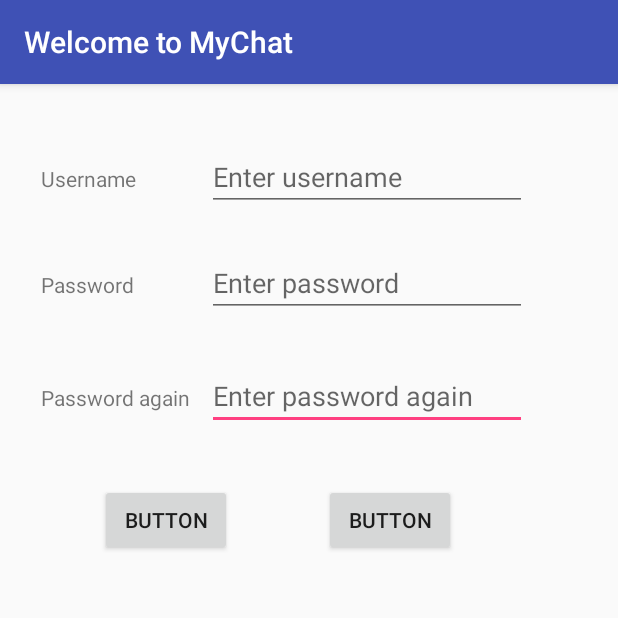
After one commit to shenaikabilova/AndroidChat, an Android app: the UserSettings screen opened directly, with no data from a screen before it, on a phone screen of 412 x 824 dp, the top half of it. The commit adds this screen. Run offline under Robolectric (Android 15) with nearby library versions, the phone set to English and light mode, and no system bars.

```diff
--- a/MyChat/app/src/main/AndroidManifest.xml
+++ b/MyChat/app/src/main/AndroidManifest.xml
@@ -19,7 +19,8 @@
         </activity>
         <activity android:name="com.kabilova.client.RegistrationActivity" />
         <activity android:name=".FriendList" />
-        <activity android:name=".ChatRoom"></activity>
+        <activity android:name=".ChatRoom" />
+        <activity android:name=".UserSettings"></activity>
     </application>
 
 </manifest>
--- a/MyChat/app/src/main/java/com/kabilova/mychat/User.java
+++ b/MyChat/app/src/main/java/com/kabilova/model/User.java
@@ -1,4 +1,4 @@
-package com.kabilova.mychat;
+package com.kabilova.model;
 
 /**
  * Created by ShenaiKabilova.
--- /dev/null
+++ b/MyChat/app/src/main/java/com/kabilova/mychat/UserSettings.java
@@ -0,0 +1,13 @@
+package com.kabilova.mychat;
+
+import android.support.v7.app.AppCompatActivity;
+import android.os.Bundle;
+
+public class UserSettings extends AppCompatActivity {
+
+    @Override
+    protected void onCreate(Bundle savedInstanceState) {
+        super.onCreate(savedInstanceState);
+        setContentView(R.layout.activity_user_settings);
+    }
+}
--- /dev/null
+++ b/MyChat/app/src/main/res/layout/activity_user_settings.xml
@@ -0,0 +1,95 @@
+<?xml version="1.0" encoding="utf-8"?>
+<RelativeLayout xmlns:android="http://schemas.android.com/apk/res/android"
+    xmlns:tools="http://schemas.android.com/tools"
+    android:id="@+id/activity_user_settings"
+    android:layout_width="match_parent"
+    android:layout_height="match_parent"
+    android:paddingBottom="@dimen/activity_vertical_margin"
+    android:paddingLeft="@dimen/activity_horizontal_margin"
+    android:paddingRight="@dimen/activity_horizontal_margin"
+    android:paddingTop="@dimen/activity_vertical_margin"
+    tools:context="com.kabilova.mychat.UserSettings">
+
+    <TextView
+        android:text="@string/textViewUsername"
+        android:layout_width="wrap_content"
+        android:layout_height="wrap_content"
+        android:layout_alignParentTop="true"
+        android:layout_alignParentStart="true"
+        android:layout_marginStart="11dp"
+        android:layout_marginTop="37dp"
+        android:id="@+id/textView" />
+
+    <TextView
+        android:text="@string/textViewPassword"
+        android:layout_width="wrap_content"
+        android:layout_height="wrap_content"
+        android:layout_marginTop="51dp"
+        android:id="@+id/textView2"
+        android:layout_below="@+id/textView"
+        android:layout_alignStart="@+id/textView" />
+
+    <EditText
+        android:layout_width="wrap_content"
+        android:layout_height="wrap_content"
+        android:inputType="textPassword"
+        android:ems="10"
+        android:layout_below="@+id/editTextPass1"
+        android:layout_toEndOf="@+id/textView3"
+        android:layout_marginStart="11dp"
+        android:layout_marginTop="30dp"
+        android:id="@+id/editTextPass2"
+        android:hint="@string/hintPass2" />
+
+    <EditText
+        android:layout_width="wrap_content"
+        android:layout_height="wrap_content"
+        android:inputType="textPassword"
+        android:ems="10"
+        android:id="@+id/editTextPass1"
+        android:layout_alignBaseline="@+id/textView2"
+        android:layout_alignBottom="@+id/textView2"
+        android:layout_alignStart="@+id/editTextPass2"
+        android:hint="@string/hintPass1" />
+
+    <EditText
+        android:layout_width="wrap_content"
+        android:layout_height="wrap_content"
+        android:inputType="textPersonName"
+        android:ems="10"
+        android:id="@+id/editTextUsername"
+        android:layout_alignBaseline="@+id/textView"
+        android:layout_alignBottom="@+id/textView"
+        android:layout_alignStart="@+id/editTextPass1"
+        android:hint="@string/hintEnterUsername" />
+
+    <Button
+        android:text="Button"
+        android:layout_width="wrap_content"
+        android:layout_height="wrap_content"
+        android:layout_alignTop="@+id/buttonUpdate"
+        android:layout_alignEnd="@+id/editTextPass2"
+        android:layout_marginEnd="47dp"
+        android:id="@+id/buttonDelete"
+        tools:text="@string/buttonDeleteUser" />
+
+    <Button
+        android:text="Button"
+        android:layout_width="wrap_content"
+        android:layout_height="wrap_content"
+        android:layout_marginTop="36dp"
+        android:id="@+id/buttonUpdate"
+        tools:text="@string/buttonUpdateUser"
+        android:layout_below="@+id/editTextPass2"
+        android:layout_alignStart="@+id/textView3"
+        android:layout_marginStart="39dp" />
+
+    <TextView
+        android:text="@string/textViewPass2"
+        android:layout_width="wrap_content"
+        android:layout_height="wrap_content"
+        android:id="@+id/textView3"
+        android:layout_alignBaseline="@+id/editTextPass2"
+        android:layout_alignBottom="@+id/editTextPass2"
+        android:layout_alignStart="@+id/textView2" />
+</RelativeLayout>
--- a/MyChat/app/src/main/res/values/strings.xml
+++ b/MyChat/app/src/main/res/values/strings.xml
@@ -23,4 +23,8 @@
     <!-- ChatRoom -->
     <string name="chat">Enter text here ...</string>
     <string name="buttonSend">Send</string>
+
+    <!-- Settings -->
+    <string name="buttonUpdateUser">Update</string>
+    <string name="buttonDeleteUser">Delete</string>
 </resources>
```
Also changed, not shown: MyChat/app/src/main/java/com/kabilova/client/LoginActivity.java (+38 -8 lines), MyChat/app/src/main/java/com/kabilova/model/ChatRoom.java (added, +51 -0 lines), MyChat/app/src/main/java/com/kabilova/mychat/ChatRoom.java (+57 -4 lines), MyChat/app/src/main/java/com/kabilova/mychat/FriendList.java (+16 -20 lines), MyChat/app/src/main/java/com/kabilva/SessionManager/SessionManager.java (added, +78 -0 lines).
